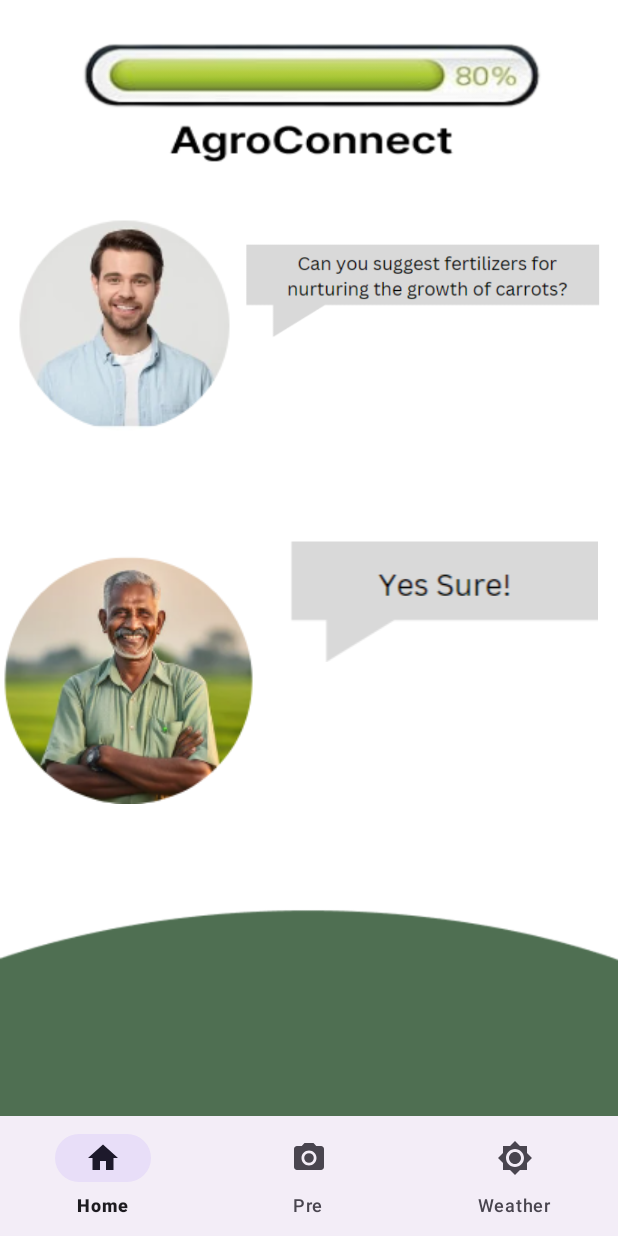
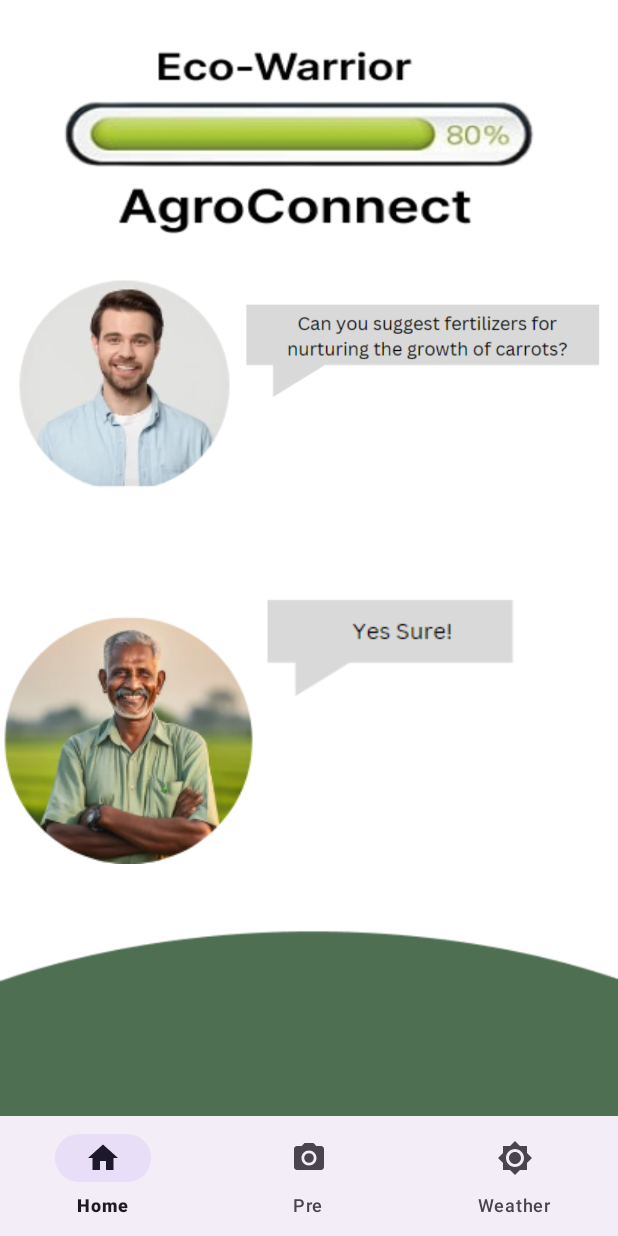
Before and after one commit to dayam8696/AgroTech, an Android app: the Last_Fragment screen opened through its navigation route, on a phone screen of 412 x 824 dp. Run offline under Robolectric (Android 15) with nearby library versions, the phone set to English and light mode, and no system bars; our stand-ins replace navigation-ui.

Commit message:
long live HACKJNU 3.0

```diff
--- a/app/src/main/res/layout/last_fragment.xml
+++ b/app/src/main/res/layout/last_fragment.xml
@@ -2,12 +2,12 @@
 <LinearLayout xmlns:android="http://schemas.android.com/apk/res/android"
     android:layout_width="match_parent"
     android:layout_height="match_parent"
-    android:background="@drawable/imglast"
+    android:background="@drawable/finallast"
     android:orientation="vertical">
 
 <LinearLayout
     android:layout_width="match_parent"
-    android:layout_marginTop="140dp"
+    android:layout_marginTop="180dp"
     android:layout_height="wrap_content"
     android:orientation="horizontal">
 
@@ -40,9 +40,9 @@
             android:src="@drawable/farmerchautha" />
 
         <ImageView
-            android:layout_width="240dp"
+            android:layout_width="wrap_content"
             android:layout_height="wrap_content"
-            android:src="@drawable/farmerfinalreply" />
+            android:src="@drawable/yessure" />
 
 
     </LinearLayout>
```
Also changed, not shown: app/src/main/res/drawable/finallast.png (added), app/src/main/res/drawable/yessure.png (added).
